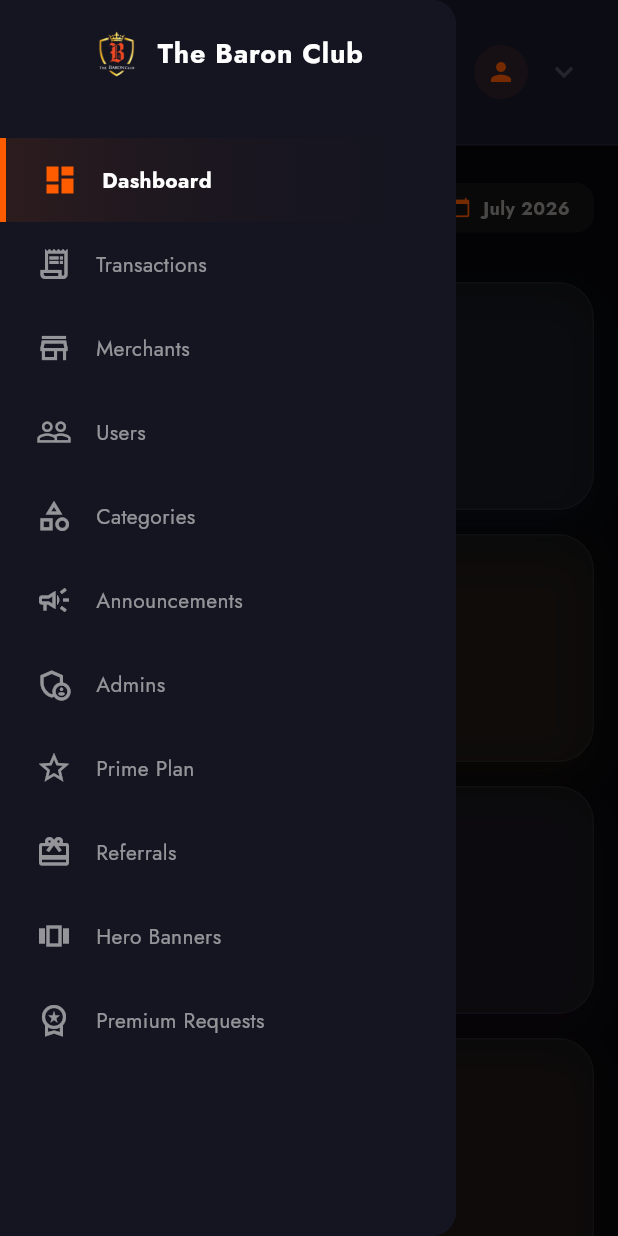
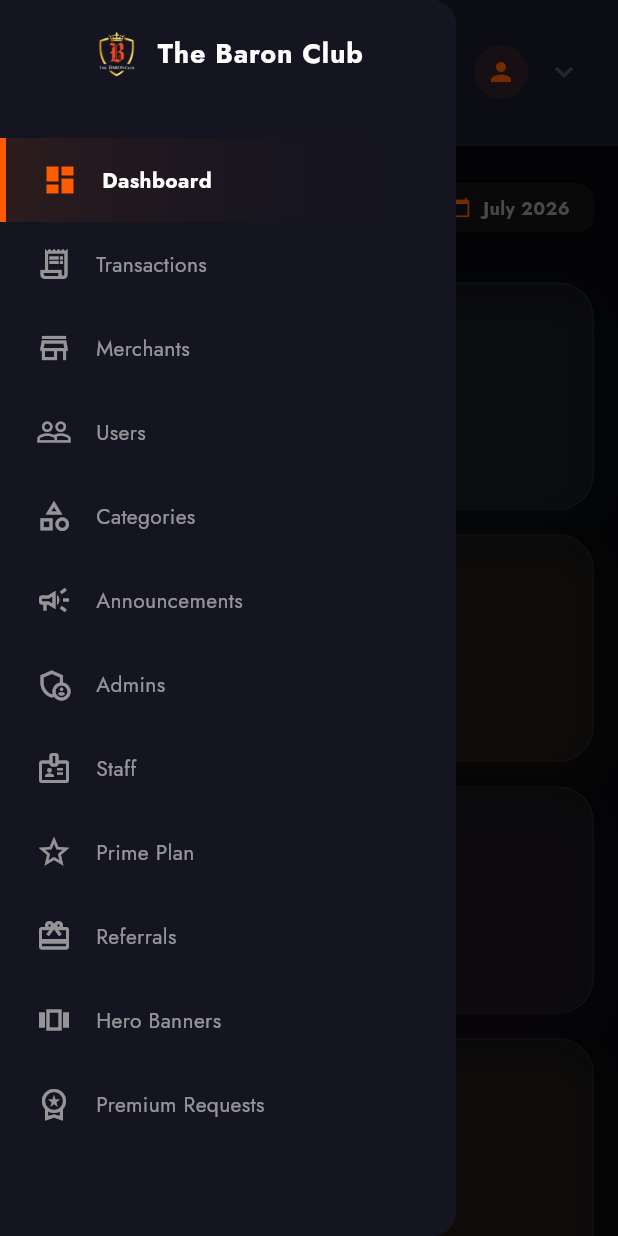
Before and after one commit to irfanshiblivp/tbh_backend, a Flutter app: the AdminLayout screen opened directly, with the side drawer open, on a phone screen of 412 x 824 dp. Run offline on Flutter 3.47's test engine with Material 3 defaults, Android fonts, the phone set to English and light mode, and no system bars; our stand-ins replace animate_do, cached_network_image, firebase_analytics, firebase_core, firebase_crashlytics, firebase_messaging and 7 more; missing offline and left inert: dart:html, dart:js, eventify, mobile_scanner; accounts and stored records are empty; network calls fail.

Commit message:
feat: complete production readiness, security hardening, separate staff management tab, and delete template widget test

```diff
--- a/frontend/lib/screens/admin/admin_layout.dart
+++ b/frontend/lib/screens/admin/admin_layout.dart
@@ -34,7 +34,8 @@ class _AdminLayoutState extends State<AdminLayout> {
     AppUserManagementScreen(),
     CategoryManagementScreen(),
     AnnouncementScreen(),
-    AdminManagementScreen(),
+    AdminManagementScreen(roleFilter: 'admin'),
+    AdminManagementScreen(roleFilter: 'staff'),
     PrimeManagementScreen(),
     ReferralManagementScreen(),
     HeroBannerManagementScreen(),
@@ -104,10 +105,11 @@ class _AdminLayoutState extends State<AdminLayout> {
           _buildSidebarItem(4, Icons.category_outlined, Icons.category, "Categories", isExpanded),
           _buildSidebarItem(5, Icons.campaign_outlined, Icons.campaign, "Announcements", isExpanded),
           _buildSidebarItem(6, Icons.admin_panel_settings_outlined, Icons.admin_panel_settings, "Admins", isExpanded),
-          _buildSidebarItem(7, Icons.star_outline, Icons.star, "Prime Plan", isExpanded),
-          _buildSidebarItem(8, Icons.card_giftcard_outlined, Icons.card_giftcard, "Referrals", isExpanded),
-          _buildSidebarItem(9, Icons.view_carousel_outlined, Icons.view_carousel, "Hero Banners", isExpanded),
-          _buildSidebarItem(10, Icons.workspace_premium_outlined, Icons.workspace_premium, "Premium Requests", isExpanded),
+          _buildSidebarItem(7, Icons.badge_outlined, Icons.badge, "Staff", isExpanded),
+          _buildSidebarItem(8, Icons.star_outline, Icons.star, "Prime Plan", isExpanded),
+          _buildSidebarItem(9, Icons.card_giftcard_outlined, Icons.card_giftcard, "Referrals", isExpanded),
+          _buildSidebarItem(10, Icons.view_carousel_outlined, Icons.view_carousel, "Hero Banners", isExpanded),
+          _buildSidebarItem(11, Icons.workspace_premium_outlined, Icons.workspace_premium, "Premium Requests", isExpanded),
           const Spacer(),
 
           const SizedBox(height: 20),
```
Also changed, not shown: frontend/lib/screens/admin/admin_management_screen.dart (+8 -15 lines), 3 other files.
